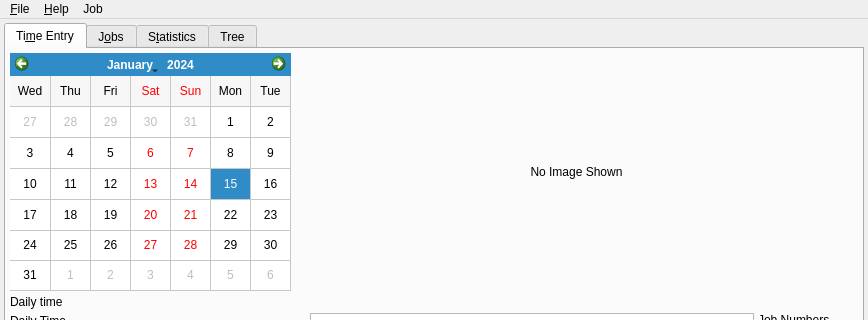
Before: the Qt Designer form ui/mainWindow.ui in anilet/time-manage, drawn with Qt 5; both pictures show x 0 to 868 and y 0 to 320 of the 868 by 583 pixel window.
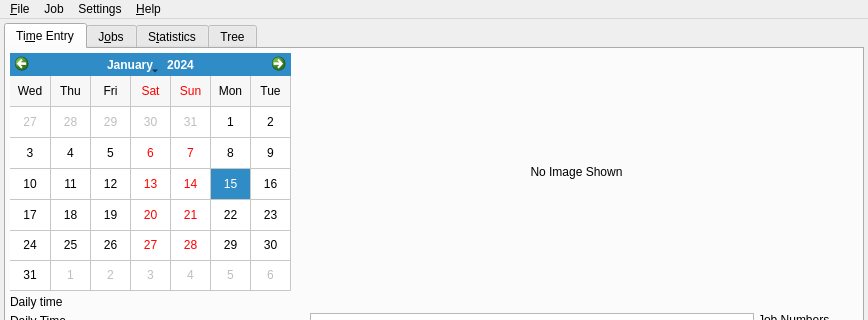
After: the same form once the commit is applied. Icons and pictures are not drawn. Custom widgets are drawn as their Qt base class.

Patch:
```diff
--- a/ui/mainWindow.ui
+++ b/ui/mainWindow.ui
@@ -655,9 +655,15 @@
      <string>Job</string>
     </property>
    </widget>
+   <widget class="QMenu" name="menu_Settings" >
+    <property name="title" >
+     <string>Settings</string>
+    </property>
+   </widget>
    <addaction name="menuExtras" />
-   <addaction name="menu_Help" />
    <addaction name="menu_Job" />
+   <addaction name="menu_Settings" />
+   <addaction name="menu_Help" />
   </widget>
   <action name="actionExit" >
    <property name="icon" >
```
